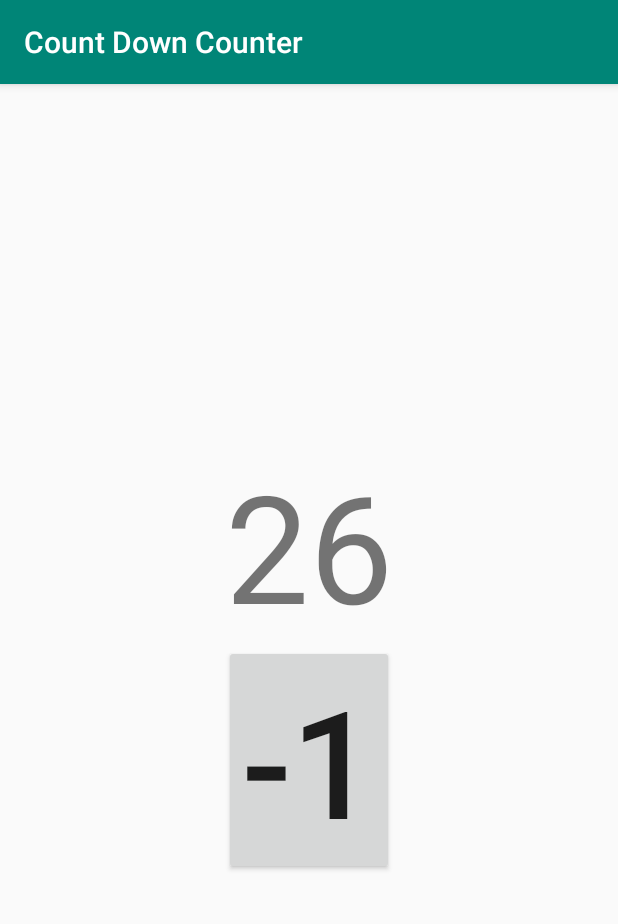
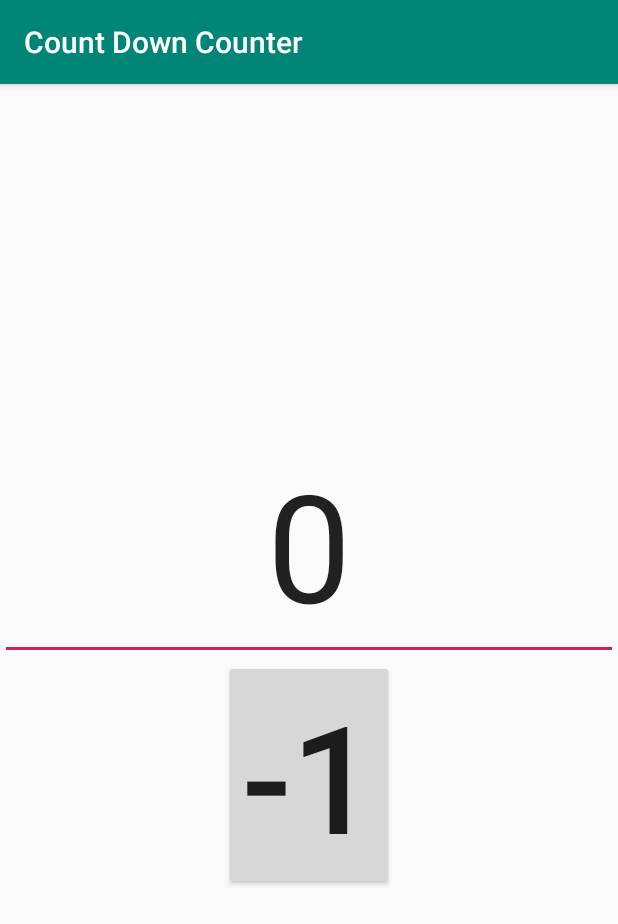
Before and after one commit to thanaoat/CountDownCounter, an Android app: the screen it shows after launch (MainActivity), on a phone screen of 412 x 824 dp. Shown: the top 924 px of the screen. Run offline under Robolectric (Android 15) with nearby library versions, the phone set to English and light mode, and no system bars.

Commit message:
Can set count, can decrease count and play sound when count is 0 or less.

```diff
--- a/app/src/main/java/thanaoat/android/countdowncounter/MainActivity.kt
+++ b/app/src/main/java/thanaoat/android/countdowncounter/MainActivity.kt
@@ -1,35 +1,77 @@
 package thanaoat.android.countdowncounter
 
+import android.media.MediaPlayer
 import androidx.appcompat.app.AppCompatActivity
 import android.os.Bundle
-import android.view.View
+import android.text.Editable
+import android.text.TextWatcher
 import android.widget.Button
-import android.widget.TextView
+import android.widget.EditText
+
+private const val TAG = "MainActivity"
+private const val KEY_COUNT = "count"
 
 class MainActivity : AppCompatActivity() {
-    private var count = 26
+    private var count = 0
+    private val mp: MediaPlayer by lazy {
+        MediaPlayer.create(this, R.raw.gong)
+    }
 
-    private lateinit var tvCount: TextView
     private lateinit var btnCountDown: Button
+    private lateinit var etCount: EditText
 
     override fun onCreate(savedInstanceState: Bundle?) {
         super.onCreate(savedInstanceState)
         setContentView(R.layout.activity_main)
 
-        tvCount = findViewById(R.id.tvCount)
+        count = savedInstanceState?.getInt(KEY_COUNT, 0) ?: 0
+
         btnCountDown = findViewById(R.id.btnCountDown)
+        etCount = findViewById(R.id.etCount)
 
-        tvCount.text = count.toString()
         btnCountDown.setOnClickListener {
             count -= 1
 
-            // TODO: Play sound
+            if (count <= 0) {
+                playSound()
+            }
             updateTvCount()
         }
 
+        etCount.setText(count.toString())
+        val countWatcher = object: TextWatcher {
+
+            override fun beforeTextChanged(s: CharSequence?, start: Int, count: Int, after: Int) {
+                // Do nothing
+            }
+
+            override fun onTextChanged(s: CharSequence?, start: Int, before: Int, count: Int) {
+                try {
+                    this@MainActivity.count = s.toString().toInt()
+                } catch (e: NumberFormatException) {
+                    this@MainActivity.count = 0
+                }
+            }
+
+            override fun afterTextChanged(s: Editable?) {
+                // Do nothing
+            }
+        }
+        etCount.addTextChangedListener(countWatcher)
+
+    }
+
+    override fun onSaveInstanceState(outState: Bundle) {
+        super.onSaveInstanceState(outState)
+        outState.putInt(KEY_COUNT, count)
     }
 
     private fun updateTvCount() {
-        tvCount.setText(count.toString())
+        etCount.setText(count.toString())
+    }
+
+    private fun playSound() {
+        mp.seekTo(0)
+        mp.start()
     }
 }
--- a/app/src/main/res/layout/activity_main.xml
+++ b/app/src/main/res/layout/activity_main.xml
@@ -8,12 +8,15 @@
     android:orientation="vertical"
     tools:context=".MainActivity">
 
-    <TextView
-        android:id="@+id/tvCount"
+    <EditText
+        android:id="@+id/etCount"
         android:layout_width="wrap_content"
         android:layout_height="wrap_content"
-        android:textSize="100sp"
-        tools:text="26" />
+        android:ems="10"
+        android:gravity="center"
+        android:inputType="number"
+        android:text="0"
+        android:textSize="100sp" />
 
     <Button
         android:id="@+id/btnCountDown"
```
Also changed, not shown: 2 other files.
